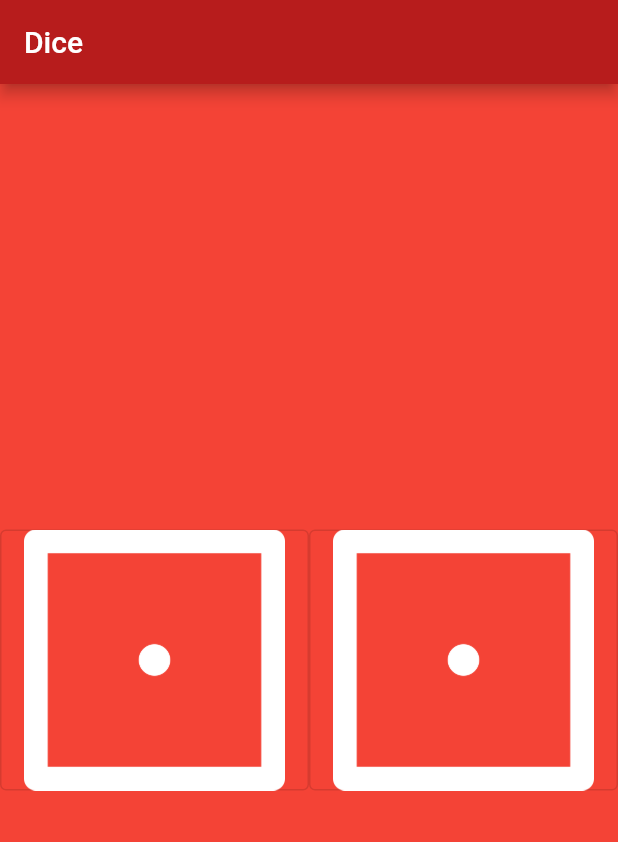
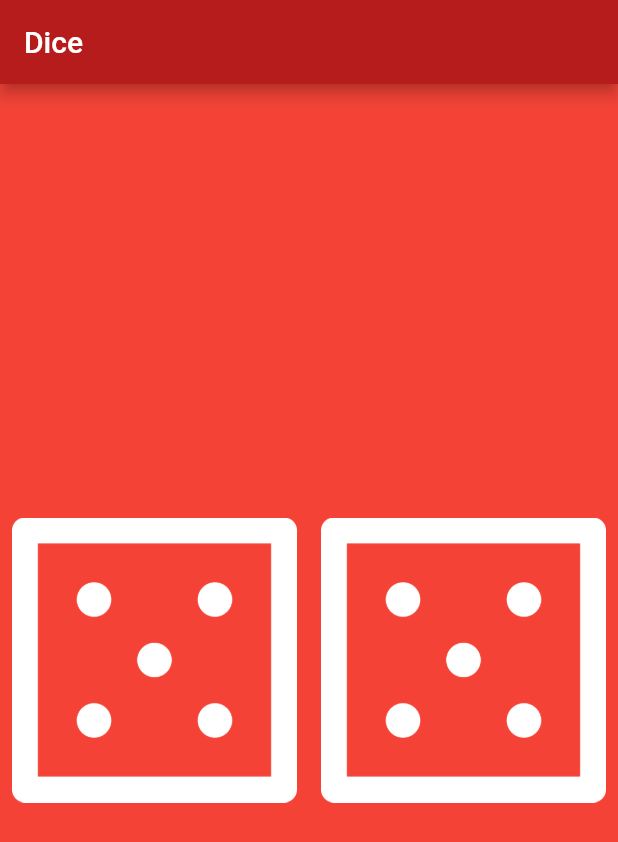
Before and after one commit to gilsonjuniorpro/dice_flutter, a Flutter app: the screen it shows after launch, on a phone screen of 412 x 824 dp. Shown: the top 842 px of the screen. Run offline on Flutter 3.47's test engine with Material 2 defaults, Android fonts, the phone set to English and light mode, and no system bars.

```diff
--- a/lib/main.dart
+++ b/lib/main.dart
@@ -1,4 +1,5 @@
 import 'package:flutter/material.dart';
+import 'dart:math';
 
 void main() {
   return runApp(
@@ -15,22 +16,41 @@ void main() {
   );
 }
 
-class DicePage extends StatelessWidget {
+class DicePage extends StatefulWidget {
+  const DicePage({super.key});
+
+  @override
+  State<DicePage> createState() => _DicePageState();
+}
+
+class _DicePageState extends State<DicePage> {
+
+  int leftDiceNumber = Random().nextInt(6) + 1;
+  int rightDiceNumber = Random().nextInt(6) + 1;
+
   @override
   Widget build(BuildContext context) {
     return Center(
       child: Row(
         children: [
           Expanded(
-            child: OutlinedButton(
-              onPressed: () {},
-              child: Image.asset('images/dice1.png'),
+            child: TextButton(
+              onPressed: () {
+                setState(() {
+                  leftDiceNumber = Random().nextInt(6) + 1;
+                });
+              },
+              child: Image.asset('images/dice$leftDiceNumber.png'),
             ),
           ),
           Expanded(
-            child: OutlinedButton(
-              onPressed: () {},
-              child: Image.asset('images/dice1.png'),
+            child: TextButton(
+              onPressed: () {
+                setState(() {
+                  rightDiceNumber = Random().nextInt(6) + 1;
+                });
+              },
+              child: Image.asset('images/dice$rightDiceNumber.png'),
             ),
           ),
         ],
```
